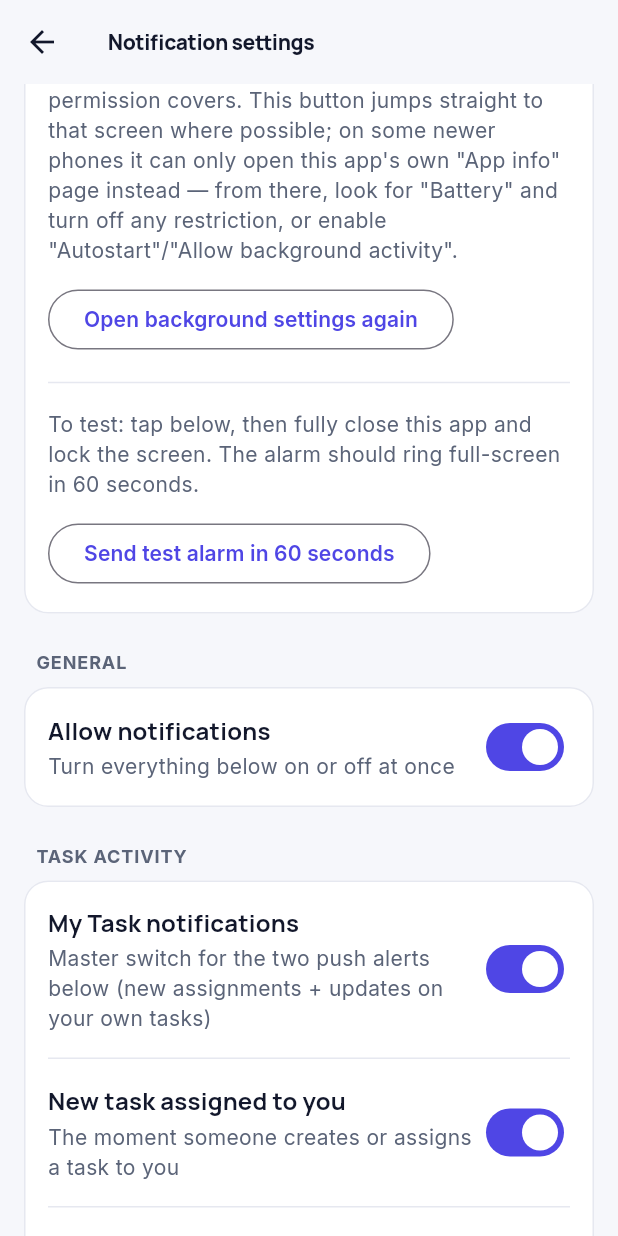
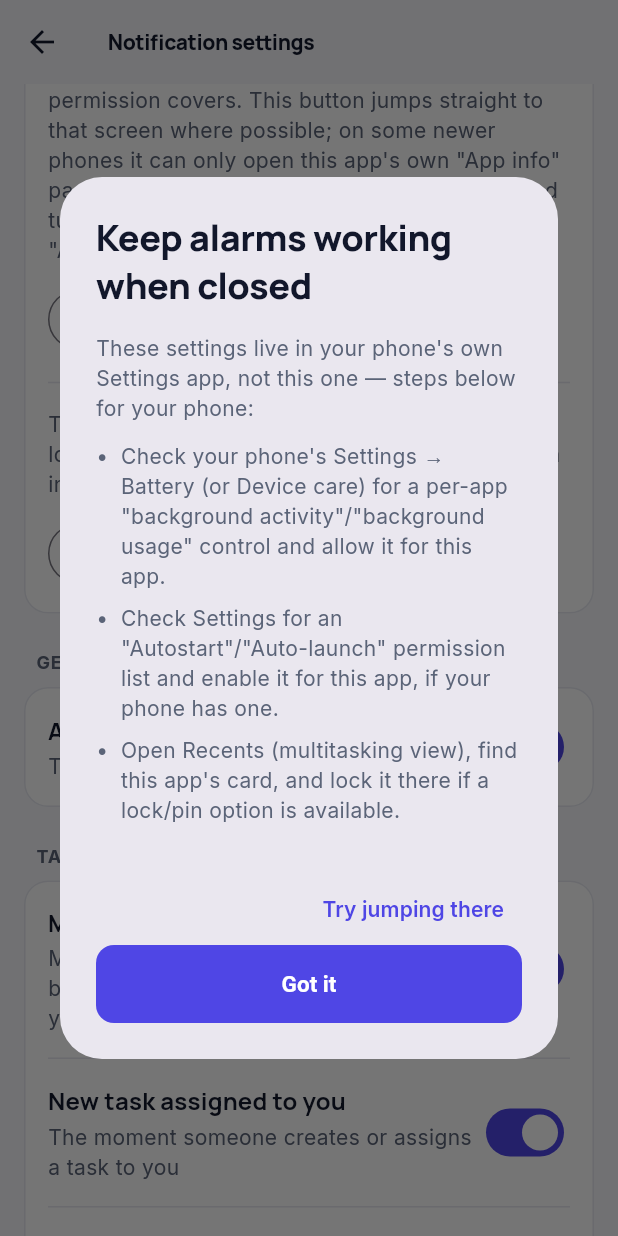
Before and after one commit to HereQuality/Task-Manager-Sainest-App, a Flutter app: the SettingsScreen screen opened by its route, scrolled down 576 dp, after a tap on "Open background settings", on a phone screen of 412 x 824 dp. Run offline on Flutter 3.47's test engine with Material 3 defaults, Android fonts, the phone set to English and light mode, and no system bars; our stand-ins replace device_info_plus, dio, firebase_core, firebase_messaging, flutter_local_notifications, flutter_riverpod and 11 more; missing offline and left inert: android_alarm_manager_plus, android_intent_plus, file_selector, flutter_alarmkit, flutter_background_service, record; accounts and stored records are empty; network calls fail.

Commit message:
feat: enhance notification service with device-specific background reliability steps and overdue alarm handling

```diff
--- a/lib/core/notification_service.dart
+++ b/lib/core/notification_service.dart
@@ -2,6 +2,7 @@ import 'dart:async';
 import 'dart:convert';
 import 'dart:io';
 import 'package:android_intent_plus/android_intent.dart';
+import 'package:device_info_plus/device_info_plus.dart';
 import 'package:flutter/services.dart';
 import 'package:flutter/widgets.dart';
 import 'package:flutter_alarmkit/flutter_alarmkit.dart';
@@ -273,8 +274,27 @@ class NotificationService {
       ['com.coloros.safecenter', 'com.coloros.safecenter.permission.startup.StartupAppListActivity'],
       ['com.oppo.safe', 'com.oppo.safe.permission.startup.StartupAppListActivity'],
       ['com.coloros.safecenter', 'com.coloros.safecenter.startupapp.StartupAppListActivity'],
+      // Newer Oppo/OnePlus firmware (ColorOS 13+ / OxygenOS 13+) rebranded
+      // the security-center package from "coloros" to "oplus" -- the
+      // vivo/iqoo/coloros candidates above cover older and mid-generation
+      // OnePlus builds (OnePlus genuinely shares ColorOS internals since
+      // the OxygenOS/ColorOS merger), these two are the best-effort
+      // reverse-engineered equivalents for the newest ones. Unconfirmed
+      // against every firmware build (OEMs don't publish these), but
+      // harmless to try -- a wrong/missing component just throws and
+      // falls through to the next candidate like any other entry here.
+      ['com.oplus.safecenter', 'com.oplus.safecenter.startupapp.StartupAppListActivity'],
+      ['com.oplus.securitypermission', 'com.oplus.securitypermission.startupapp.StartupAppListActivity'],
       ['com.huawei.systemmanager', 'com.huawei.systemmanager.startupmgr.ui.StartupNormalAppListActivity'],
       ['com.oneplus.security', 'com.oneplus.security.chainlaunch.view.ChainLaunchAppListActivity'],
+      // Samsung has no single well-known "autostart" activity the way
+      // Chinese OEMs do -- its equivalent lives inside Device Care's
+      // battery screen ("Background usage limits" / "Never sleeping
+      // apps"), reached the same generic way regardless of model. No
+      // Samsung-specific candidate is listed here for that reason; it
+      // falls through to the App Info screen below like any unmatched
+      // OEM, and getBackgroundReliabilityManufacturerHint() gives
+      // Samsung its own written steps instead of a guessed intent.
     ];
     for (final c in candidates) {
       try {
@@ -305,6 +325,78 @@ class NotificationService {
     } catch (_) {
       return false;
     }
+  }
+
+  /// Build.MANUFACTURER, cached for the process lifetime -- used to pick
+  /// which written fallback instructions getBackgroundReliabilitySteps
+  /// shows. Reading this is cheap and synchronous-ish via device_info_plus,
+  /// but still async under the hood (platform channel), so it's fetched
+  /// once and reused rather than on every Settings-screen rebuild.
+  String? _cachedManufacturer;
+  Future<String> _manufacturer() async {
+    if (!Platform.isAndroid) return '';
+    if (_cachedManufacturer != null) return _cachedManufacturer!;
+    try {
+      final info = await DeviceInfoPlugin().androidInfo;
+      _cachedManufacturer = info.manufacturer.toLowerCase();
+    } catch (_) {
+      _cachedManufacturer = '';
+    }
+    return _cachedManufacturer!;
+  }
+
+  /// Written, manufacturer-specific steps for reaching this phone's own
+  /// Autostart/Background-activity/Recents-lock controls BY HAND --
+  /// openAutoStartSettings() above tries to jump straight there, but it's
+  /// a best-effort guess at settings-activity names OEMs rename or move
+  /// across firmware versions with no warning and no public API to
+  /// detect. Unlike that guess, these steps don't depend on getting an
+  /// internal component name right, so they stay correct even when the
+  /// shortcut above silently falls through to the generic App Info
+  /// screen. Called once (manufacturer is cached) and shown regardless of
+  /// whether the shortcut intent "succeeded," since launching an intent
+  /// successfully is no guarantee it landed on the right screen.
+  Future<List<String>> getBackgroundReliabilitySteps() async {
+    final m = await _manufacturer();
+    if (m.contains('oneplus') || m.contains('oppo') || m.contains('realme')) {
+      return const [
+        'Settings → Battery → look for "App battery management" or "Background usage limits" → find this app → set it to allow background activity (not "Restrict"/"Optimized").',
+        'Settings → search "Autostart" (sometimes listed under Apps, or inside the Battery screen above) → turn it on for this app.',
+        'Open Recents (the multitasking/app-switcher view) → find this app\'s card → tap the padlock icon on it to lock it there.',
+        'If the phone has a whole-device "Battery saver" or "Advanced/Deep Optimization" mode turned on, these per-app settings may be greyed out until that\'s switched off.',
+      ];
+    }
+    if (m.contains('xiaomi') || m.contains('redmi') || m.contains('poco')) {
+      return const [
+        'Settings → Apps → Manage apps → find this app → Battery saver → set to "No restrictions."',
+        'Same app page → Autostart → turn it on.',
+        'Open Recents → swipe down (or long-press) on this app\'s card → tap the lock icon to keep it from being cleared.',
+      ];
+    }
+    if (m.contains('vivo')) {
+      return const [
+        'Settings → Battery → Background power consumption management (or "High background power consumption") → find this app → allow it.',
+        'Settings → search "Autostart" (i Manager app also has this) → turn it on for this app.',
+        'Open Recents → find this app\'s card → tap the lock icon.',
+      ];
+    }
+    if (m.contains('huawei') || m.contains('honor')) {
+      return const [
+        'Settings → Apps → this app → Battery → set "Launch" to manual, then turn ON all three of Auto-launch, Secondary launch, and Run in background.',
+        'Settings → Battery → App launch → same screen as above, double-check it stuck.',
+      ];
+    }
+    if (m.contains('samsung')) {
+      return const [
+        'Settings → Apps → this app → Battery → set to "Unrestricted" (not "Optimised" or "Restricted").',
+        'Settings → Device care → Battery → Background usage limits → make sure this app is NOT listed under "Sleeping apps"/"Deep sleeping apps" — remove it if it is.',
+      ];
+    }
+    return const [
+      'Check your phone\'s Settings → Battery (or Device care) for a per-app "background activity"/"background usage" control and allow it for this app.',
+      'Check Settings for an "Autostart"/"Auto-launch" permission list and enable it for this app, if your phone has one.',
+      'Open Recents (multitasking view), find this app\'s card, and lock it there if a lock/pin option is available.',
+    ];
   }
 
   /// Checks (and if needed, asks for) Android 14's dedicated "Full screen
--- a/lib/screens/settings_screen.dart
+++ b/lib/screens/settings_screen.dart
@@ -73,16 +73,65 @@ class _SettingsScreenState extends ConsumerState<SettingsScreen> with WidgetsBin
     ));
   }
 
+  // Always shows the manufacturer's own written steps first, with the
+  // direct-jump shortcut as a convenience button inside the dialog rather
+  // than the primary action -- openAutoStartSettings()'s intent "succeeding"
+  // only means SOME screen opened, never that it's the right one (OEMs
+  // rename/move these with every firmware update, with no way for this app
+  // to confirm it landed correctly), so leading with a snackbar that only
+  // appears on outright failure left people on the wrong screen with no
+  // guidance whenever the guess was wrong but not completely absent.
   Future<void> _openAutoStart() async {
-    final opened = await NotificationService.instance.openAutoStartSettings();
-    if (mounted) {
-      setState(() => _autoStartTried = true);
-      if (!opened) {
-        ScaffoldMessenger.of(context).showSnackBar(const SnackBar(
-          content: Text("Couldn't find an autostart screen for this phone — check its own Settings/App management app manually."),
-        ));
-      }
-    }
+    final steps = await NotificationService.instance.getBackgroundReliabilitySteps();
+    if (!mounted) return;
+    setState(() => _autoStartTried = true);
+    await showDialog<void>(
+      context: context,
+      builder: (dialogContext) => AlertDialog(
+        title: const Text('Keep alarms working when closed'),
+        content: SingleChildScrollView(
+          child: Column(
+            mainAxisSize: MainAxisSize.min,
+            crossAxisAlignment: CrossAxisAlignment.start,
+            children: [
+              const Text(
+                'These settings live in your phone\'s own Settings app, not this one — steps below for your phone:',
+              ),
+              const SizedBox(height: Gap.md),
+              for (final step in steps)
+                Padding(
+                  padding: const EdgeInsets.only(bottom: Gap.sm),
+                  child: Row(
+                    crossAxisAlignment: CrossAxisAlignment.start,
+                    children: [
+                      const Text('•  '),
+                      Expanded(child: Text(step)),
+                    ],
+                  ),
+                ),
+            ],
+          ),
+        ),
+        actions: [
+          TextButton(
+            onPressed: () async {
+              Navigator.of(dialogContext).pop();
+              final opened = await NotificationService.instance.openAutoStartSettings();
+              if (!opened && mounted) {
+                ScaffoldMessenger.of(context).showSnackBar(const SnackBar(
+                  content: Text("Couldn't jump straight there — follow the steps above manually."),
+                ));
+              }
+            },
+            child: const Text('Try jumping there'),
+          ),
+          FilledButton(
+            onPressed: () => Navigator.of(dialogContext).pop(),
+            child: const Text('Got it'),
+          ),
+        ],
+      ),
+    );
   }
 
   Future<void> _sendTestAlarm() async {
```
Also changed, not shown: lib/core/push_service.dart (+59 -0 lines), lib/main.dart (+9 -0 lines), pubspec.yaml (+10 -1 lines), pubspec.lock, 1 other file.
